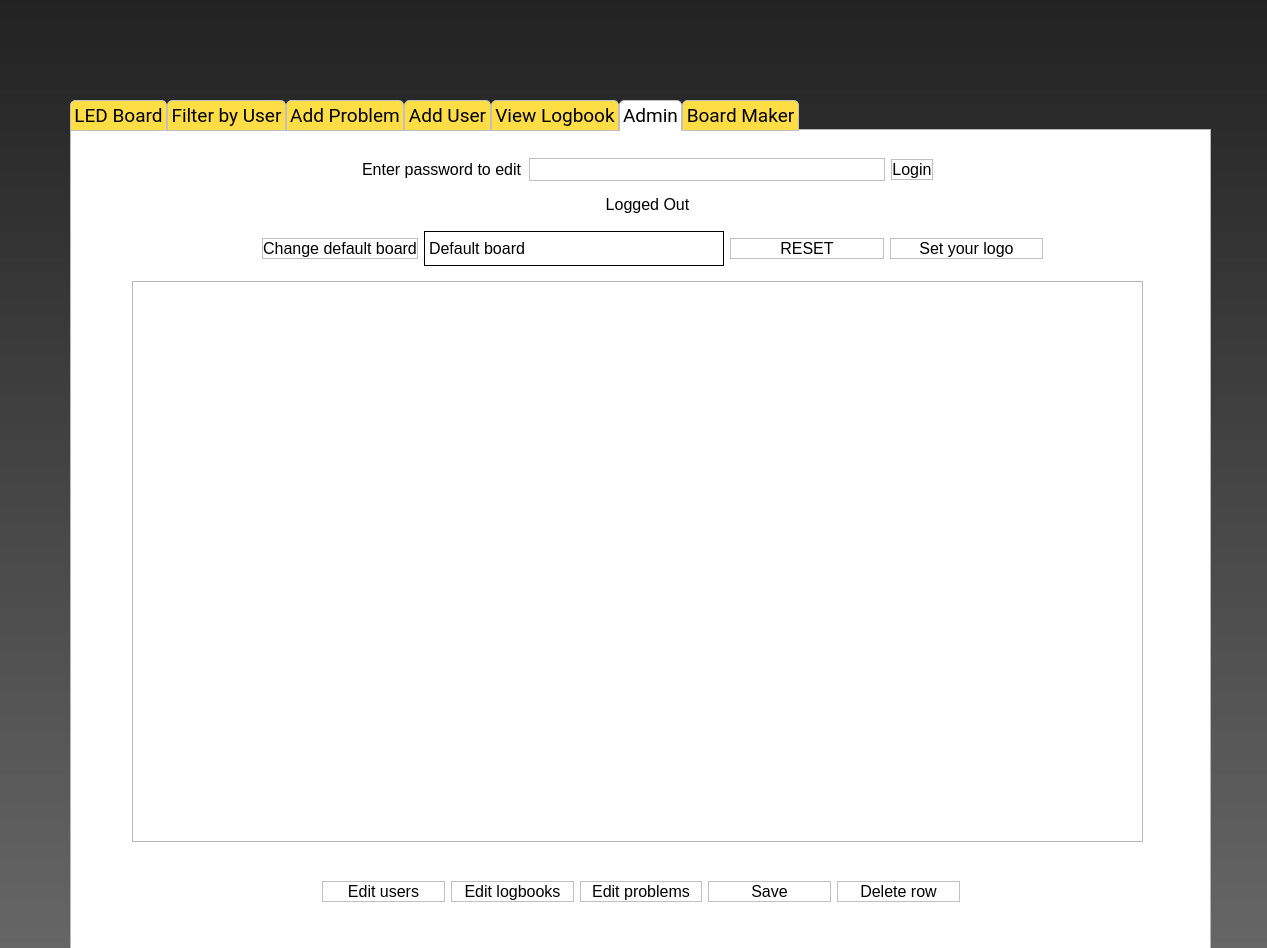
Qt form DiscoBoard.ui (highrepute/LEDBoard) before a commit.
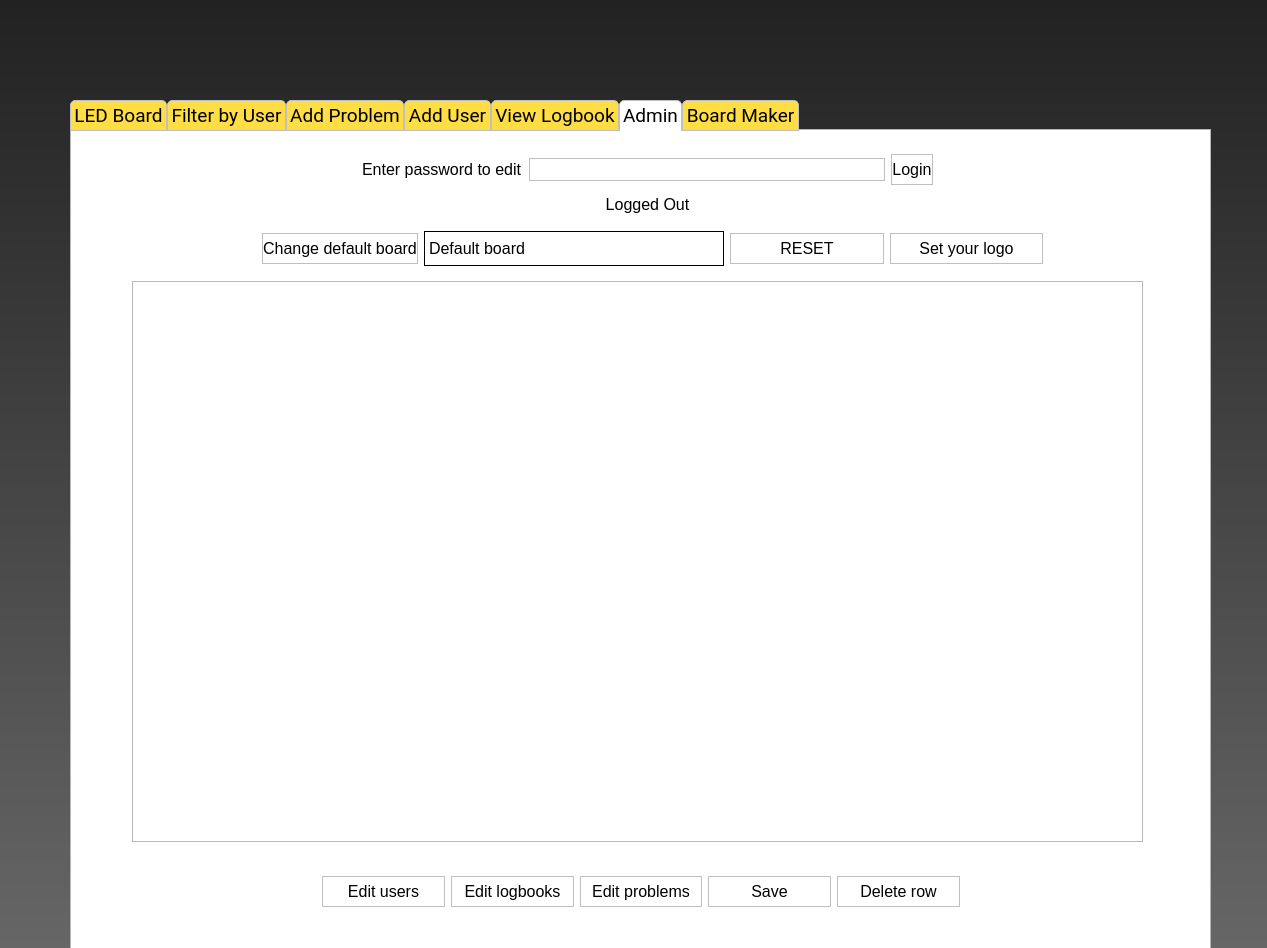
The same form after that commit. The open tabs and pages were chosen to show the change.

Commit message: Fixed - faster way to clear display problem tab

The edit to the form file:
```diff
--- a/DiscoBoard.ui
+++ b/DiscoBoard.ui
@@ -2092,7 +2092,7 @@
         <property name="minimumSize">
          <size>
           <width>0</width>
-          <height>0</height>
+          <height>31</height>
          </size>
         </property>
         <property name="font">
@@ -2113,7 +2113,7 @@
         <property name="minimumSize">
          <size>
           <width>0</width>
-          <height>0</height>
+          <height>31</height>
          </size>
         </property>
         <property name="font">
@@ -2134,7 +2134,7 @@
         <property name="minimumSize">
          <size>
           <width>0</width>
-          <height>0</height>
+          <height>31</height>
          </size>
         </property>
         <property name="font">
@@ -2155,7 +2155,7 @@
         <property name="minimumSize">
          <size>
           <width>0</width>
-          <height>0</height>
+          <height>31</height>
          </size>
         </property>
         <property name="font">
@@ -2176,7 +2176,7 @@
         <property name="minimumSize">
          <size>
           <width>0</width>
-          <height>0</height>
+          <height>31</height>
          </size>
         </property>
         <property name="font">
@@ -2236,7 +2236,7 @@
         <property name="minimumSize">
          <size>
           <width>0</width>
-          <height>0</height>
+          <height>31</height>
          </size>
         </property>
         <property name="font">
@@ -2266,7 +2266,7 @@
         <property name="minimumSize">
          <size>
           <width>0</width>
-          <height>0</height>
+          <height>31</height>
          </size>
         </property>
         <property name="font">
@@ -2308,7 +2308,7 @@
         <property name="minimumSize">
          <size>
           <width>0</width>
-          <height>0</height>
+          <height>31</height>
          </size>
         </property>
         <property name="font">
@@ -2329,7 +2329,7 @@
         <property name="minimumSize">
          <size>
           <width>0</width>
-          <height>0</height>
+          <height>31</height>
          </size>
         </property>
         <property name="font">
```
Left out of the diff: 4 changed lines with no effect on the pictures. The commit also changes 2 other files.
